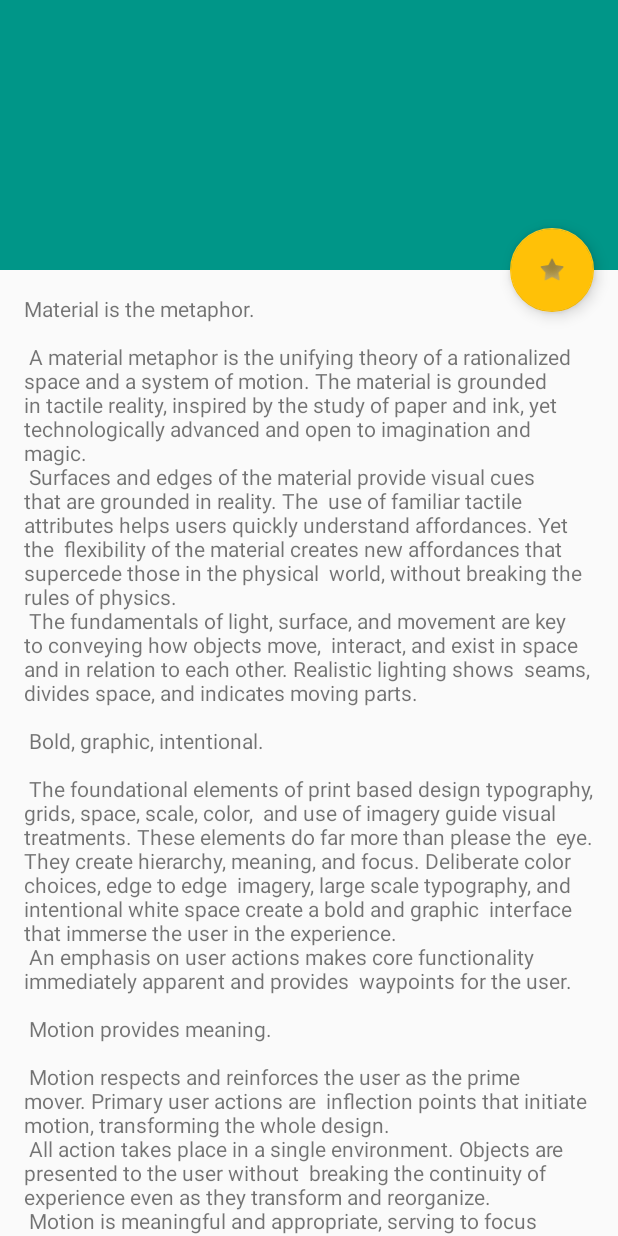
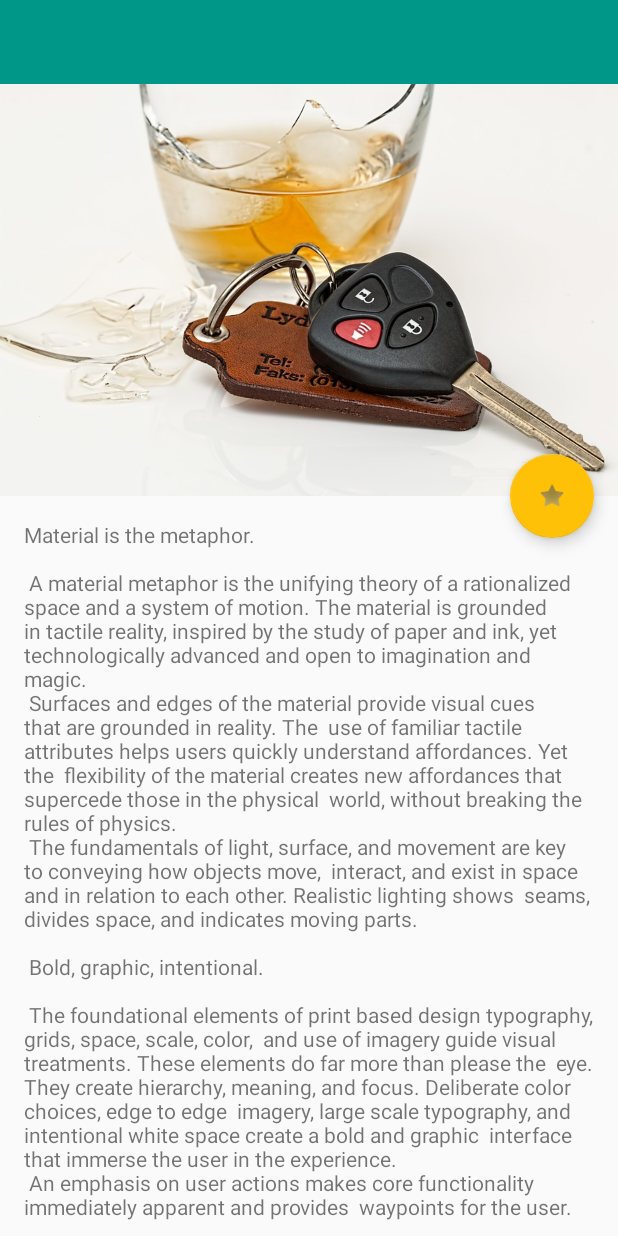
Before and after one commit to c0dexter/chronews, an Android app: the layout fragment_article_detail.xml on its own in the app's theme, with its tools: preview values and no code run, on a phone screen of 412 x 824 dp. Run offline under Robolectric (Android 15) with nearby library versions, the phone set to English and light mode, and no system bars.

Commit message:
Implementing ArticleDetail screen with passing data in bundle from fragment to fragment

```diff
--- a/app/src/main/java/pl/michaldobrowolski/chronews/ui/MainActivity.java
+++ b/app/src/main/java/pl/michaldobrowolski/chronews/ui/MainActivity.java
@@ -1,5 +1,6 @@
 package pl.michaldobrowolski.chronews.ui;
 
+import android.app.ActionBar;
 import android.os.Bundle;
 import android.support.annotation.NonNull;
 import android.support.design.widget.BottomNavigationView;
--- a/app/src/main/java/pl/michaldobrowolski/chronews/ui/adapters/ArticleListAdapter.java
+++ b/app/src/main/java/pl/michaldobrowolski/chronews/ui/adapters/ArticleListAdapter.java
@@ -151,6 +151,7 @@ public class ArticleListAdapter extends RecyclerView.Adapter<ArticleListAdapter.
         @Override
         public void onClick(View v) {
             onItemClickListener.onItemClick(v, getAdapterPosition());
+
         }
     }
 }
--- a/app/src/main/res/layout/content_article_detail.xml
+++ b/app/src/main/res/layout/content_article_detail.xml
@@ -8,6 +8,7 @@
     tools:showIn="@layout/fragment_article_detail">
 
     <TextView
+        android:id="@+id/article_detail_text"
         android:layout_width="wrap_content"
         android:layout_height="wrap_content"
         android:layout_margin="@dimen/text_margin"
--- a/app/src/main/res/layout/fragment_article_detail.xml
+++ b/app/src/main/res/layout/fragment_article_detail.xml
@@ -3,12 +3,13 @@
     xmlns:app="http://schemas.android.com/apk/res-auto"
     android:layout_width="match_parent"
     android:layout_height="match_parent"
+    xmlns:tools="http://schemas.android.com/tools"
     android:fitsSystemWindows="true">
 
     <android.support.design.widget.AppBarLayout
         android:id="@+id/app_bar"
         android:layout_width="match_parent"
-        android:layout_height="@dimen/app_bar_height"
+        android:layout_height="wrap_content"
         android:fitsSystemWindows="true"
         android:theme="@style/NewsTheme.AppBarOverlay">
 
@@ -21,11 +22,23 @@
             app:layout_scrollFlags="scroll|exitUntilCollapsed"
             app:toolbarId="@+id/toolbar">
 
+            <pl.michaldobrowolski.chronews.utils.DynamicHeightImage
+                android:id="@+id/article_image"
+                android:layout_width="match_parent"
+                android:layout_height="0dp"
+                android:adjustViewBounds="true"
+                android:contentDescription="@string/desc_article_photo"
+                android:scaleType="centerCrop"
+                android:transitionName="article main thumbnail"
+                android:src="@drawable/example_image"
+                tools:src="@drawable/example_image"
+                app:layout_collapseMode="parallax"/>
+
             <android.support.v7.widget.Toolbar
                 android:id="@+id/toolbar"
                 android:layout_width="match_parent"
                 android:layout_height="?attr/actionBarSize"
-                app:layout_collapseMode="pin"
+                app:layout_collapseMode="none"
                 app:popupTheme="@style/NewsTheme.PopupOverlay" />
 
         </android.support.design.widget.CollapsingToolbarLayout>
```
Also changed, not shown: app/src/main/java/pl/michaldobrowolski/chronews/ui/ArticleDetailFragment.java (added, +64 -0 lines), app/src/main/java/pl/michaldobrowolski/chronews/ui/HomeFragment.java (+16 -5 lines), app/src/main/res/layout/activity_main.xml (+13 -18 lines).
